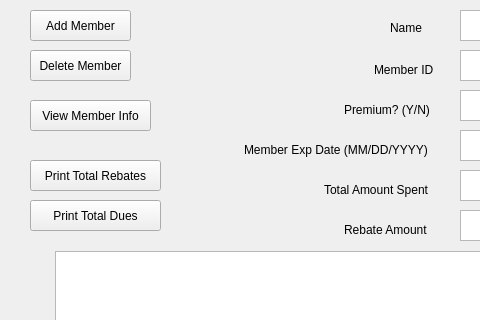
Qt form managemembers.ui (WinterCS003/CS008_Project1) before a commit; both pictures show x 0 to 480 and y 0 to 320 of the 800 by 600 pixel window.
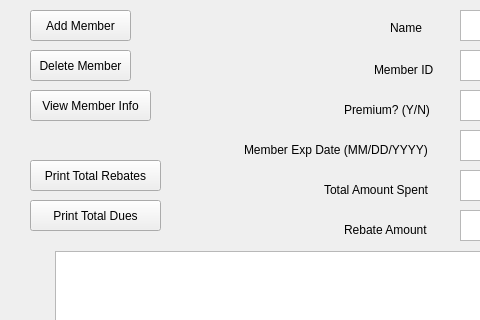
The same form after that commit.

What changed in the file:
```diff
--- a/managemembers.ui
+++ b/managemembers.ui
@@ -70,7 +70,7 @@
     <property name="geometry">
      <rect>
       <x>30</x>
-      <y>100</y>
+      <y>90</y>
       <width>121</width>
       <height>31</height>
      </rect>
```
